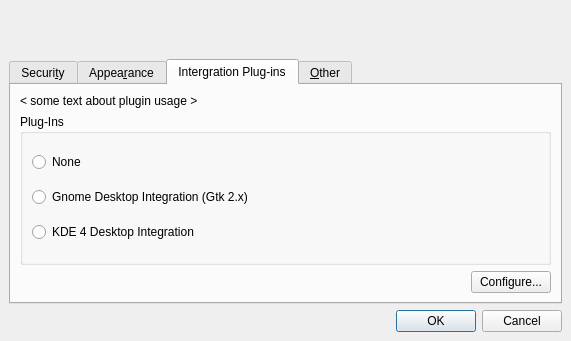
thooge/keepassx1, file src/forms/SettingsDlg.ui: the form before one commit.
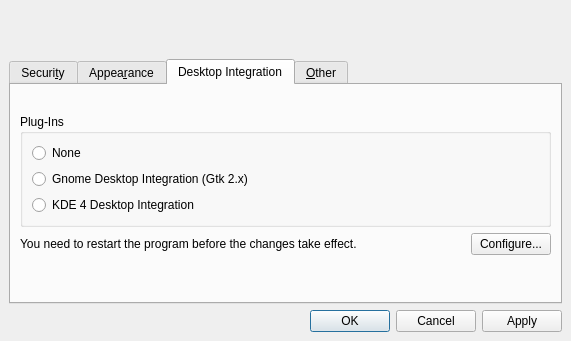
The form after the commit. The open tabs and pages were chosen to show the change. Icons and pictures are not drawn.

Commit message: overworked password generation dialog, enabled yarrow and entropy collection, some work on the integration plugins, plugin settings tab is finished

The edit to the form file:
```diff
--- a/src/forms/SettingsDlg.ui
+++ b/src/forms/SettingsDlg.ui
@@ -52,6 +52,15 @@
    </item>
    <item>
     <widget class="QTabWidget" name="tabWidget4" >
+     <property name="whatsThis" >
+      <string>The integration plugins provide features like usage of the native file dialogs and message boxes of the particular desktop environments.</string>
+     </property>
+     <property name="tabPosition" >
+      <enum>QTabWidget::North</enum>
+     </property>
+     <property name="tabShape" >
+      <enum>QTabWidget::Rounded</enum>
+     </property>
      <property name="currentIndex" >
       <number>3</number>
      </property>
@@ -453,7 +462,7 @@
      </widget>
      <widget class="QWidget" name="tab_2" >
       <attribute name="title" >
-       <string>Intergration Plug-ins</string>
+       <string>Desktop Integration</string>
       </attribute>
       <layout class="QVBoxLayout" >
        <property name="margin" >
@@ -473,7 +482,10 @@
           </sizepolicy>
          </property>
          <property name="text" >
-          <string>&lt; some text about plugin usage ></string>
+          <string/>
+         </property>
+         <property name="wordWrap" >
+          <bool>true</bool>
          </property>
         </widget>
        </item>
@@ -529,6 +541,13 @@
          <property name="spacing" >
           <number>6</number>
          </property>
+         <item>
+          <widget class="QLabel" name="Label_IntPlugin_Info" >
+           <property name="text" >
+            <string>You need to restart the program before the changes take effect.</string>
+           </property>
+          </widget>
+         </item>
          <item>
           <spacer>
            <property name="orientation" >
@@ -551,6 +570,19 @@
          </item>
         </layout>
        </item>
+       <item>
+        <spacer>
+         <property name="orientation" >
+          <enum>Qt::Vertical</enum>
+         </property>
+         <property name="sizeHint" >
+          <size>
+           <width>20</width>
+           <height>40</height>
+          </size>
+         </property>
+        </spacer>
+       </item>
       </layout>
      </widget>
      <widget class="QWidget" name="tab" >
@@ -652,7 +684,7 @@
       <enum>Qt::Horizontal</enum>
      </property>
      <property name="standardButtons" >
-      <set>QDialogButtonBox::Cancel|QDialogButtonBox::NoButton|QDialogButtonBox::Ok</set>
+      <set>QDialogButtonBox::Apply|QDialogButtonBox::Cancel|QDialogButtonBox::NoButton|QDialogButtonBox::Ok</set>
      </property>
     </widget>
    </item>
```
Left out of the diff: 12 changed lines with no effect on the pictures. The commit also changes 15 other files.
